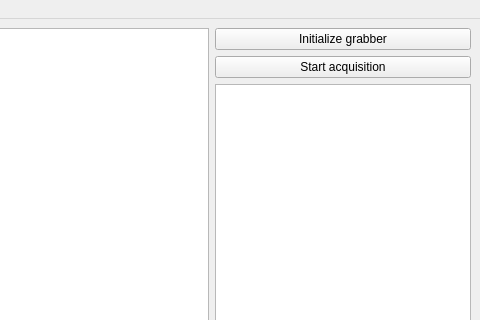
Above: src/AcquisitionApp/src/mainwindow.ui from mortbopet/RTOC before the change; both pictures show x 320 to 800 and y 0 to 320 of the 800 by 600 pixel window. Below: the same form after it.
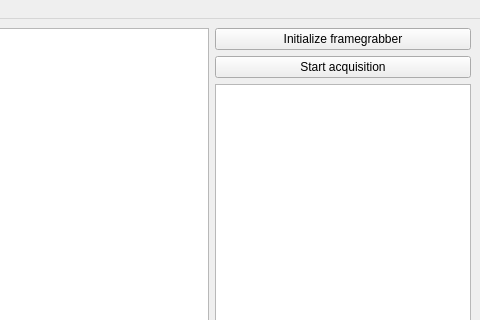
That is the form after the change.

Commit message: Create Logger class for handling exception error message parsing to GUI

```diff
--- a/src/AcquisitionApp/src/mainwindow.ui
+++ b/src/AcquisitionApp/src/mainwindow.ui
@@ -25,7 +25,7 @@
         <item>
          <widget class="QPushButton" name="initialize">
           <property name="text">
-           <string>Initialize grabber</string>
+           <string>Initialize framegrabber</string>
           </property>
          </widget>
         </item>
```
Left out of the diff: 3 changed lines with no effect on the pictures. The commit also changes 7 other files.
